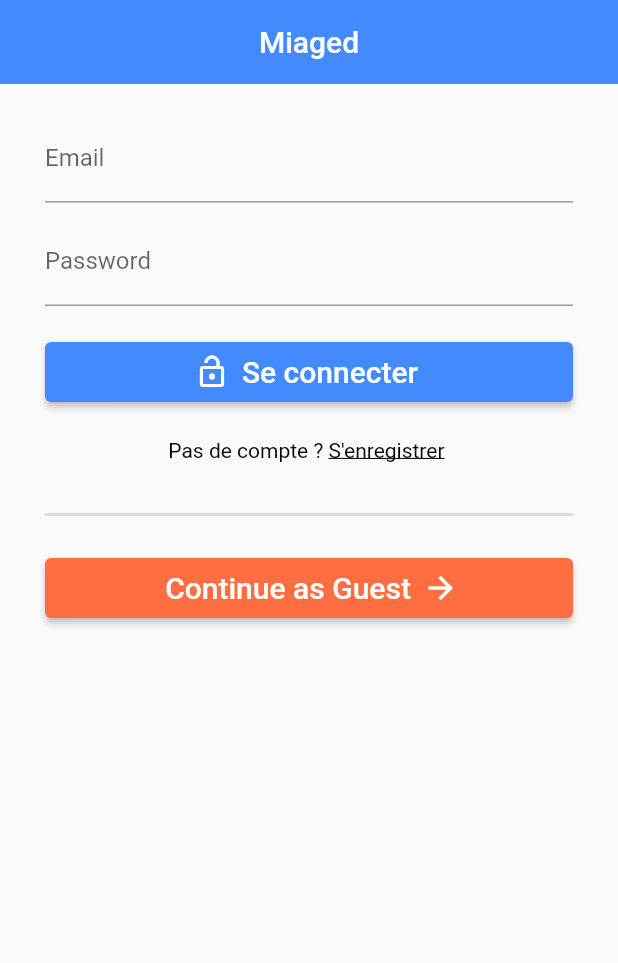
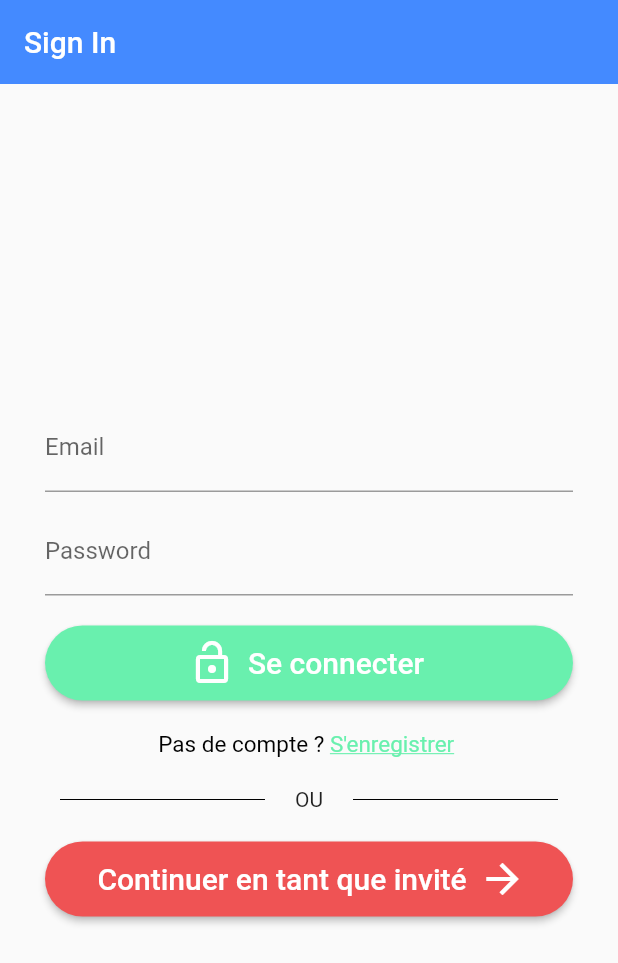
Before and after one commit to abdelrazak-elgh/flutter_miaged, a Flutter app: the SignUpPage screen opened by its route, after a tap on "Se connecter", on a phone screen of 412 x 824 dp. Shown: the top 963 px of the screen. Run offline on Flutter 3.47's test engine with Material 2 defaults, Android fonts, the phone set to English and light mode, and no system bars; our stand-ins replace bloc, equatable, firebase_auth, firebase_core, flutter_bloc; accounts and stored records are empty.

Commit message:
signup + code update

```diff
--- a/miaged_mvp1/lib/main.dart
+++ b/miaged_mvp1/lib/main.dart
@@ -1,8 +1,9 @@
 import 'package:firebase_core/firebase_core.dart';
 import 'package:flutter/material.dart';
 import 'package:flutter_bloc/flutter_bloc.dart';
-import 'package:miaged_mvp1/data/repositories/auth_repository.dart';
+import 'package:miaged_mvp1/data/data_providers/auth_repository.dart';
 import 'package:miaged_mvp1/service/bloc/authentification/auth_bloc.dart';
+import 'package:miaged_mvp1/service/bloc/observer/app_observer.dart';
 
 import 'common/router/app_router.dart';
 
@@ -22,7 +23,7 @@ Future<void> main() async {
         ),
       ),
     )),
-    //blocObserver: AppBlocObserver(),
+    blocObserver: AppBlocObserver(),
   );
 }
 
--- a/miaged_mvp1/lib/presentation/root/main_page.dart
+++ b/miaged_mvp1/lib/presentation/root/main_page.dart
@@ -9,22 +9,32 @@ class MainPage extends StatelessWidget {
   @override
   Widget build(BuildContext context) => BlocConsumer<AuthBloc, AuthState>(
         listener: (context, state) {
-          if (state is AuthInProgress) {
-            Navigator.of(context).pushNamed('/dashboard');
+          if (state is AuthUserConnectionInProgress ||
+              state is AuthAnonConnectionInProgress ||
+              state is AuthUserCreationInProgress) {
+            if (Navigator.of(context).canPop()) {
+              Navigator.of(context).popAndPushNamed('/dashboard');
+            } else {
+              Navigator.of(context).pushNamed('/dashboard');
+            }
           }
-          if (state is AuthAnonInProgress) {
-            Navigator.of(context).pushNamed('/dashboard');
+          if (state is UnAuthenticated || state is AuthUserConnectPage) {
+            if (Navigator.of(context).canPop()) {
+              Navigator.of(context).popAndPushNamed('/signin');
+            } else {
+              Navigator.of(context).pushNamed('/signin');
+            }
           }
-          if (state is AuthUserCreateInProgress) {
-            Navigator.pop(context);
-            Navigator.of(context).pushNamed('/signup');
-          }
-          if (state is AuthUserConnectInProgress) {
-            Navigator.pop(context);
-            Navigator.of(context).pushNamed('/signin');
+          if (state is AuthUserCreatePage) {
+            if (Navigator.of(context).canPop()) {
+              Navigator.of(context).popAndPushNamed('/signup');
+            } else {
+              Navigator.of(context).pushNamed('/signup');
+            }
           }
           if (state is AuthSignOutInProgress) {
-            Navigator.of(context).pushNamed('/signin');
+            Navigator.of(context)
+                .pushNamedAndRemoveUntil('/signin', (route) => route.isFirst);
           }
           if (state is AuthError) {
             if (kDebugMode) {
--- a/miaged_mvp1/lib/presentation/screens/dashboard.dart
+++ b/miaged_mvp1/lib/presentation/screens/dashboard.dart
@@ -1,7 +1,7 @@
 import 'package:firebase_auth/firebase_auth.dart';
 import 'package:flutter/material.dart';
 import 'package:flutter_bloc/flutter_bloc.dart';
-import 'package:miaged_mvp1/data/repositories/auth_repository.dart';
+import 'package:miaged_mvp1/data/data_providers/auth_repository.dart';
 import 'package:miaged_mvp1/service/bloc/authentification/auth_bloc.dart';
 
 class Dashboard extends StatelessWidget {
--- /dev/null
+++ b/miaged_mvp1/lib/presentation/screens/divider_text.dart
@@ -0,0 +1,29 @@
+import 'package:flutter/material.dart';
+
+class DividerWithText extends StatelessWidget {
+  final String text;
+  const DividerWithText({Key? key, required this.text}) : super(key: key);
+
+  @override
+  Widget build(BuildContext context) {
+    return Row(children: <Widget>[
+      Expanded(
+        child: Container(
+            margin: const EdgeInsets.only(left: 10.0, right: 20.0),
+            child: const Divider(
+              color: Colors.black,
+              height: 36,
+            )),
+      ),
+      Text(text),
+      Expanded(
+        child: Container(
+            margin: const EdgeInsets.only(left: 20.0, right: 10.0),
+            child: const Divider(
+              color: Colors.black,
+              height: 36,
+            )),
+      ),
+    ]);
+  }
+}
--- a/miaged_mvp1/lib/presentation/screens/signin_page.dart
+++ b/miaged_mvp1/lib/presentation/screens/signin_page.dart
@@ -1,6 +1,8 @@
 import 'package:flutter/material.dart';
 import 'package:flutter_bloc/flutter_bloc.dart';
-import 'package:miaged_mvp1/data/repositories/auth_repository.dart';
+import 'package:miaged_mvp1/data/data_providers/auth_repository.dart';
+import 'package:miaged_mvp1/presentation/screens/dialog_loading.dart';
+import 'package:miaged_mvp1/presentation/screens/divider_text.dart';
 import 'package:miaged_mvp1/service/bloc/authentification/auth_bloc.dart';
 
 class SignInPage extends StatefulWidget {
@@ -13,28 +15,32 @@ class SignInPage extends StatefulWidget {
 class _SignInPageState extends State<SignInPage> {
   final AuthRepository repository = AuthRepository();
 
-  final emailController = TextEditingController();
+  final _emailController = TextEditingController();
 
-  final passwordController = TextEditingController();
+  final _passwordController = TextEditingController();
 
   late BuildContext dialogContext;
 
   @override
   void dispose() {
-    emailController.dispose();
-    passwordController.dispose();
+    _emailController.dispose();
+    _passwordController.dispose();
     super.dispose();
   }
 
   @override
   Widget build(BuildContext context) {
-    return Scaffold(
+    return WillPopScope(
+      // Disabling Android System Back Button
+      onWillPop: () async {
+        return false;
+      },
+      child: Scaffold(
         appBar: AppBar(
-        title: const Text('Miaged'),
+          title: const Text('Sign In'),
           elevation: 0.0,
           automaticallyImplyLeading: false,
           backgroundColor: Colors.blueAccent,
-        centerTitle: true,
         ),
         body: BlocListener<AuthBloc, AuthState>(
           listener: (context, state) {
@@ -44,33 +50,7 @@ class _SignInPageState extends State<SignInPage> {
                   barrierDismissible: false,
                   builder: (context) {
                     dialogContext = context;
-                  return Dialog(
-                    backgroundColor: Colors.white.withOpacity(0.8),
-                    shape: const RoundedRectangleBorder(
-                        borderRadius: BorderRadius.all(Radius.circular(32.0))),
-                    elevation: 0.0,
-                    child: Padding(
-                      padding: const EdgeInsets.symmetric(vertical: 10),
-                      child: Column(
-                        mainAxisSize: MainAxisSize.min,
-                        children: const <Widget>[
-                          CircularProgressIndicator(
-                            color: Colors.blueAccent,
-                          ),
-                          SizedBox(
-                            height: 15,
-                          ),
-                          Text(
-                            "Loading...",
-                            style: TextStyle(
-                                color: Colors.blueAccent,
-                                fontSize: 16,
-                                fontWeight: FontWeight.bold),
-                          ),
-                        ],
-                      ),
-                    ),
-                  );
+                    return const DialogLoading();
                   });
             }
 
@@ -78,20 +58,21 @@ class _SignInPageState extends State<SignInPage> {
               Future.delayed(const Duration(seconds: 2), () {
                 Navigator.pop(dialogContext);
                 // Showing the error message if the user has entered invalid credentials
-              ScaffoldMessenger.of(context)
-                  .showSnackBar(SnackBar(content: Text(state.credentialError)));
+                ScaffoldMessenger.of(context).showSnackBar(
+                    SnackBar(content: Text(state.credentialError)));
               });
             }
           },
+          child: Center(
             child: SingleChildScrollView(
               child: Padding(
-            padding:
-                const EdgeInsets.symmetric(horizontal: 30.0, vertical: 20.0),
+                padding: const EdgeInsets.symmetric(
+                    horizontal: 30.0, vertical: 20.0),
                 child: Column(
                   mainAxisAlignment: MainAxisAlignment.center,
                   children: [
                     TextField(
-                  controller: emailController,
+                      controller: _emailController,
                       cursorColor: Colors.white,
                       textInputAction: TextInputAction.next,
                       decoration: const InputDecoration(labelText: 'Email'),
@@ -100,7 +81,7 @@ class _SignInPageState extends State<SignInPage> {
                       height: 10,
                     ),
                     TextField(
-                  controller: passwordController,
+                      controller: _passwordController,
                       textInputAction: TextInputAction.next,
                       decoration: const InputDecoration(labelText: 'Password'),
                       obscureText: true,
@@ -110,16 +91,25 @@ class _SignInPageState extends State<SignInPage> {
                     ),
                     ElevatedButton.icon(
                       style: ElevatedButton.styleFrom(
-                      primary: Colors.blueAccent,
-                      minimumSize: const Size.fromHeight(40)),
-                  icon: const Icon(Icons.lock_open),
+                        shape: RoundedRectangleBorder(
+                            borderRadius: BorderRadius.circular(32.0)),
+                        primary: Colors.greenAccent,
+                        minimumSize: const Size.fromHeight(50),
+                      ),
+                      icon: const Icon(Icons.lock_open, size: 32),
                       label: const Text('Se connecter',
                           style: TextStyle(fontSize: 20)),
-                  onPressed: () {
-                    BlocProvider.of<AuthBloc>(context).add(AuthSignInRequested(
-                        emailController.text.trim(),
-                        passwordController.text.trim(),
-                        context));
+                      onPressed: () async {
+                        if (_emailController.text.isEmpty ||
+                            _passwordController.text.isEmpty) {
+                          ScaffoldMessenger.of(context).showSnackBar(const SnackBar(
+                              content: Text(
+                                  'Email et mot de passe ne peuvent être vide')));
+                          return;
+                        }
+                        BlocProvider.of<AuthBloc>(context).add(
+                            AuthSignInRequested(_emailController.text.trim(),
+                                _passwordController.text.trim()));
                       },
                     ),
                     const SizedBox(
@@ -130,18 +120,19 @@ class _SignInPageState extends State<SignInPage> {
                       children: [
                         RichText(
                             text: const TextSpan(
-                      style: TextStyle(color: Colors.black),
+                          style: TextStyle(color: Colors.black, fontSize: 15),
                           text: 'Pas de compte ? ',
                         )),
                         InkWell(
                           onTap: () {
                             BlocProvider.of<AuthBloc>(context)
-                            .add(AuthUserWantedRegister());
+                                .add(AuthUserRegistrationRequested());
                           },
                           child: RichText(
                               text: const TextSpan(
                                   style: TextStyle(
-                                  color: Colors.black,
+                                      color: Colors.greenAccent,
+                                      fontSize: 15,
                                       decoration: TextDecoration.underline),
                                   text: 'S\'enregistrer ')),
                         ),
@@ -150,20 +141,25 @@ class _SignInPageState extends State<SignInPage> {
                     const SizedBox(
                       height: 10,
                     ),
-                const Divider(
-                  height: 50,
-                  thickness: 2,
+                    const DividerWithText(text: 'OU'),
+                    const SizedBox(
+                      height: 10,
                     ),
                     Directionality(
                       textDirection: TextDirection.rtl,
                       child: ElevatedButton.icon(
                         style: ElevatedButton.styleFrom(
-                      primary: Colors.deepOrangeAccent,
-                      minimumSize: const Size.fromHeight(40),
+                          shape: RoundedRectangleBorder(
+                              borderRadius: BorderRadius.circular(32.0)),
+                          primary: const Color(0xffef5354),
+                          minimumSize: const Size.fromHeight(50),
                         ),
-                    label: const Text('Continue as Guest',
+                        label: const Text('Continuer en tant que invité',
                             style: TextStyle(fontSize: 20)),
-                    icon: const Icon(Icons.arrow_back),
+                        icon: const Icon(
+                          Icons.arrow_back,
+                          size: 32,
+                        ),
                         onPressed: () {
                           BlocProvider.of<AuthBloc>(context)
                               .add(AuthSignInAnonRequested());
@@ -175,6 +171,8 @@ class _SignInPageState extends State<SignInPage> {
               ),
             ),
           ),
+        ),
+      ),
     );
   }
 }
--- a/miaged_mvp1/lib/presentation/screens/signup_page.dart
+++ b/miaged_mvp1/lib/presentation/screens/signup_page.dart
@@ -1,6 +1,7 @@
 import 'package:flutter/material.dart';
 import 'package:flutter_bloc/flutter_bloc.dart';
-import 'package:miaged_mvp1/data/repositories/auth_repository.dart';
+import 'package:miaged_mvp1/data/data_providers/auth_repository.dart';
+import 'package:miaged_mvp1/presentation/screens/dialog_loading.dart';
 import 'package:miaged_mvp1/service/bloc/authentification/auth_bloc.dart';
 
 class SignUpPage extends StatefulWidget {
@@ -13,31 +14,32 @@ class SignUpPage extends StatefulWidget {
 class _SignUpPageState extends State<SignUpPage> {
   final AuthRepository repository = AuthRepository();
 
-  final emailController = TextEditingController();
-
-  final passwordController = TextEditingController();
-
-  final passwordControllerValider = TextEditingController();
-
+  final _emailController = TextEditingController();
+  final _passwordController = TextEditingController();
+  final _confirmPasswordController = TextEditingController();
   late BuildContext dialogContext;
 
   @override
   void dispose() {
-    emailController.dispose();
-    passwordController.dispose();
-    passwordControllerValider.dispose();
+    _emailController.dispose();
+    _passwordController.dispose();
+    _confirmPasswordController.dispose();
     super.dispose();
   }
 
   @override
   Widget build(BuildContext context) {
-    return Scaffold(
+    return WillPopScope(
+      // Disabling Android System Back Button
+      onWillPop: () async {
+        return false;
+      },
+      child: Scaffold(
           appBar: AppBar(
-          title: const Text('Miaged'),
+            title: const Text('Sign Up'),
             elevation: 0.0,
             automaticallyImplyLeading: false,
             backgroundColor: Colors.blueAccent,
-          centerTitle: true,
           ),
           body: BlocListener<AuthBloc, AuthState>(
               listener: (context, state) {
@@ -47,34 +49,7 @@ class _SignUpPageState extends State<SignUpPage> {
                       barrierDismissible: false,
                       builder: (context) {
                         dialogContext = context;
-                      return Dialog(
-                        backgroundColor: Colors.white.withOpacity(0.8),
-                        shape: const RoundedRectangleBorder(
-                            borderRadius:
-                                BorderRadius.all(Radius.circular(32.0))),
-                        elevation: 0.0,
-                        child: Padding(
-                          padding: const EdgeInsets.symmetric(vertical: 10),
-                          child: Column(
-                            mainAxisSize: MainAxisSize.min,
-                            children: const <Widget>[
-                              CircularProgressIndicator(
-                                color: Colors.blueAccent,
-                              ),
-                              SizedBox(
-                                height: 15,
-                              ),
-                              Text(
-                                "Loading...",
-                                style: TextStyle(
-                                    color: Colors.blueAccent,
-                                    fontSize: 16,
-                                    fontWeight: FontWeight.bold),
-                              ),
-                            ],
-                          ),
-                        ),
-                      );
+                        return const DialogLoading();
                       });
                 }
 
@@ -87,6 +62,7 @@ class _SignUpPageState extends State<SignUpPage> {
                   });
                 }
               },
+              child: Center(
                 child: SingleChildScrollView(
                   child: Padding(
                     padding: const EdgeInsets.symmetric(
@@ -95,7 +71,7 @@ class _SignUpPageState extends State<SignUpPage> {
                       mainAxisAlignment: MainAxisAlignment.center,
                       children: [
                         TextField(
-                      controller: emailController,
+                          controller: _emailController,
                           cursorColor: Colors.white,
                           textInputAction: TextInputAction.next,
                           decoration: const InputDecoration(labelText: 'Email'),
@@ -104,19 +80,20 @@ class _SignUpPageState extends State<SignUpPage> {
                           height: 10,
                         ),
                         TextField(
-                      controller: passwordController,
+                          controller: _passwordController,
                           textInputAction: TextInputAction.next,
-                      decoration: const InputDecoration(labelText: 'Password'),
+                          decoration:
+                              const InputDecoration(labelText: 'Password'),
                           obscureText: true,
                         ),
                         const SizedBox(
                           height: 10,
                         ),
                         TextField(
-                      controller: passwordController,
+                          controller: _confirmPasswordController,
                           textInputAction: TextInputAction.next,
-                      decoration:
-                          const InputDecoration(labelText: 'Confirm Password'),
+                          decoration: const InputDecoration(
+                              labelText: 'Confirm Password'),
                           obscureText: true,
                         ),
                         const SizedBox(
@@ -124,15 +101,34 @@ class _SignUpPageState extends State<SignUpPage> {
                         ),
                         ElevatedButton.icon(
                           style: ElevatedButton.styleFrom(
-                          primary: Colors.blueAccent,
-                          minimumSize: const Size.fromHeight(40)),
-                      icon: const Icon(Icons.lock_open),
+                              primary: Colors.greenAccent,
+                              minimumSize: const Size.fromHeight(50)),
+                          icon: const Icon(Icons.arrow_forward),
                           label: const Text('S\'enregister',
-                          style: TextStyle(fontSize: 20)),
+                              style: TextStyle(fontSize: 24)),
                           onPressed: () {
+                            if (_emailController.text.isEmpty ||
+                                _passwordController.text.isEmpty) {
+                              ScaffoldMessenger.of(context).showSnackBar(
+                                  const SnackBar(
+                                      content: Text(
+                                          'Email et mot de passe ne peuvent être vide')));
+                              return;
+                            }
+
+                            if (_confirmPasswordController.text.isEmpty ||
+                                _confirmPasswordController.text !=
+                                    _passwordController.text) {
+                              ScaffoldMessenger.of(context).showSnackBar(
+                                  const SnackBar(
+                                      content: Text(
+                                          'Les mots de passe ne correspondent pas')));
+                              return;
+                            }
                             BlocProvider.of<AuthBloc>(context).add(
-                            AuthSignInRequested(emailController.text.trim(),
-                                passwordController.text.trim(), context));
+                                AuthSignUpRequested(
+                                    _emailController.text.trim(),
+                                    _passwordController.text.trim()));
                           },
                         ),
                         const SizedBox(
@@ -149,12 +145,12 @@ class _SignUpPageState extends State<SignUpPage> {
                             InkWell(
                               onTap: () {
                                 BlocProvider.of<AuthBloc>(context)
-                                .add(AuthUserWantedConnect());
+                                    .add(AuthUserConnectionRequested());
                               },
                               child: RichText(
                                   text: const TextSpan(
                                       style: TextStyle(
-                                      color: Colors.black,
+                                          color: Color.fromARGB(255, 0, 99, 51),
                                           decoration: TextDecoration.underline),
                                       text: 'Se connecter ')),
                             ),
@@ -163,6 +159,8 @@ class _SignUpPageState extends State<SignUpPage> {
                       ],
                     ),
                   ),
-            )));
+                ),
+              ))),
+    );
   }
 }
--- a/miaged_mvp1/lib/service/bloc/authentification/auth_event.dart
+++ b/miaged_mvp1/lib/service/bloc/authentification/auth_event.dart
@@ -14,8 +14,7 @@ class AuthSignInAnonRequested extends AuthEvent {}
 class AuthSignInRequested extends AuthEvent {
   final String email;
   final String password;
-  final BuildContext context;
-  const AuthSignInRequested(this.email, this.password, this.context);
+  const AuthSignInRequested(this.email, this.password);
 }
 
 class AuthSignUpRequested extends AuthEvent {
@@ -24,8 +23,8 @@ class AuthSignUpRequested extends AuthEvent {
   const AuthSignUpRequested(this.email, this.password);
 }
 
-class AuthUserWantedRegister extends AuthEvent {}
+class AuthUserRegistrationRequested extends AuthEvent {}
 
-class AuthUserWantedConnect extends AuthEvent {}
+class AuthUserConnectionRequested extends AuthEvent {}
 
 class AuthSignOutRequested extends AuthEvent {}
--- a/miaged_mvp1/lib/service/bloc/authentification/auth_state.dart
+++ b/miaged_mvp1/lib/service/bloc/authentification/auth_state.dart
@@ -11,23 +11,33 @@ class AuthInitialState extends AuthState {}
 
 class AuthLoading extends AuthState {}
 
+class AuthUserConnectPage extends AuthState {}
+
+class AuthUserCreatePage extends AuthState {}
+
 class AuthSignOutInProgress extends AuthState {}
 
-class AuthUserCreateInProgress extends AuthState {}
+class UnAuthenticated extends AuthState {}
 
-class AuthUserConnectInProgress extends AuthState {}
-
-class AuthInProgress extends AuthState {
+class AuthUserCreationInProgress extends AuthState {
   final User user;
-  const AuthInProgress(this.user);
+  const AuthUserCreationInProgress(this.user);
 
   @override
   List<Object> get props => [user];
 }
 
-class AuthAnonInProgress extends AuthState {
+class AuthUserConnectionInProgress extends AuthState {
   final User user;
-  const AuthAnonInProgress(this.user);
+  const AuthUserConnectionInProgress(this.user);
+
+  @override
+  List<Object> get props => [user];
+}
+
+class AuthAnonConnectionInProgress extends AuthState {
+  final User user;
+  const AuthAnonConnectionInProgress(this.user);
 
   @override
   List<Object> get props => [user];
--- a/miaged_mvp1/pubspec.yaml
+++ b/miaged_mvp1/pubspec.yaml
@@ -29,6 +29,7 @@ environment:
 dependencies:
   cloud_firestore: ^3.1.12
   cupertino_icons: ^1.0.2
+  email_validator: ^2.0.1
   equatable: ^2.0.3
   firebase_auth: ^3.3.14
   firebase_core: ^1.14.1
```
Also changed, not shown: miaged_mvp1/lib/data/data_providers/auth_repository.dart (renamed from miaged_mvp1/lib/data/repositories/auth_repository.dart, +4 -5 lines), miaged_mvp1/lib/presentation/screens/dialog_loading.dart (added, +36 -0 lines), miaged_mvp1/lib/service/bloc/authentification/auth_bloc.dart (+19 -18 lines), miaged_mvp1/lib/data/data_providers/database.dart (added), miaged_mvp1/pubspec.lock. Lines whose indentation alone changed are shown as unchanged.
